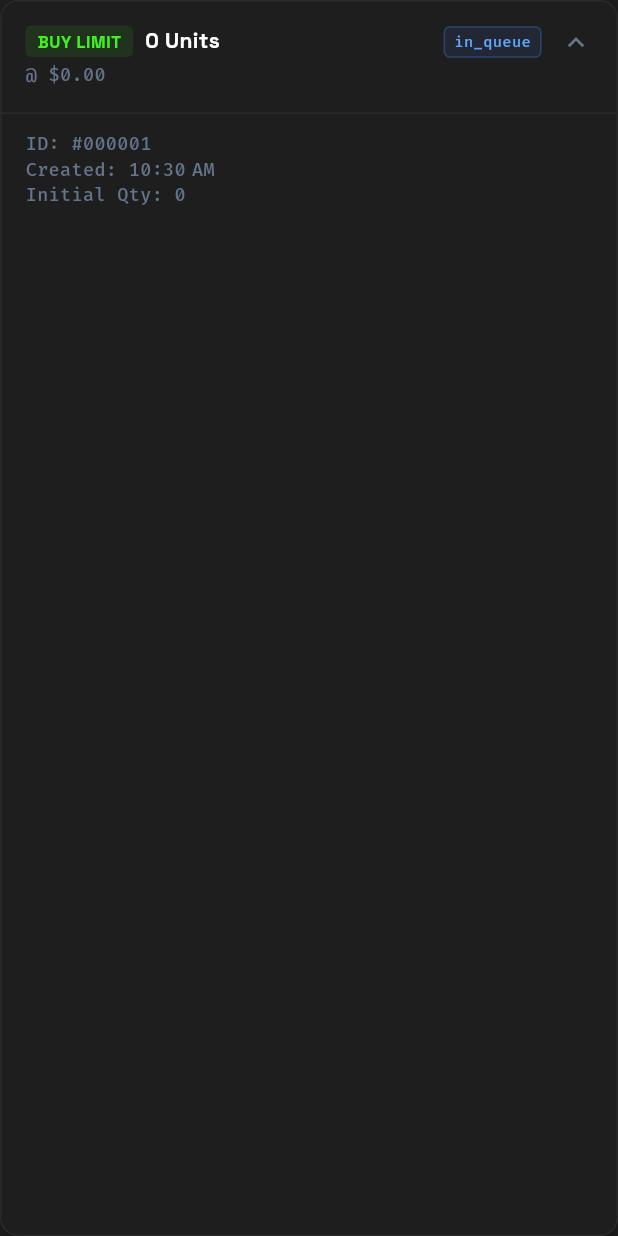
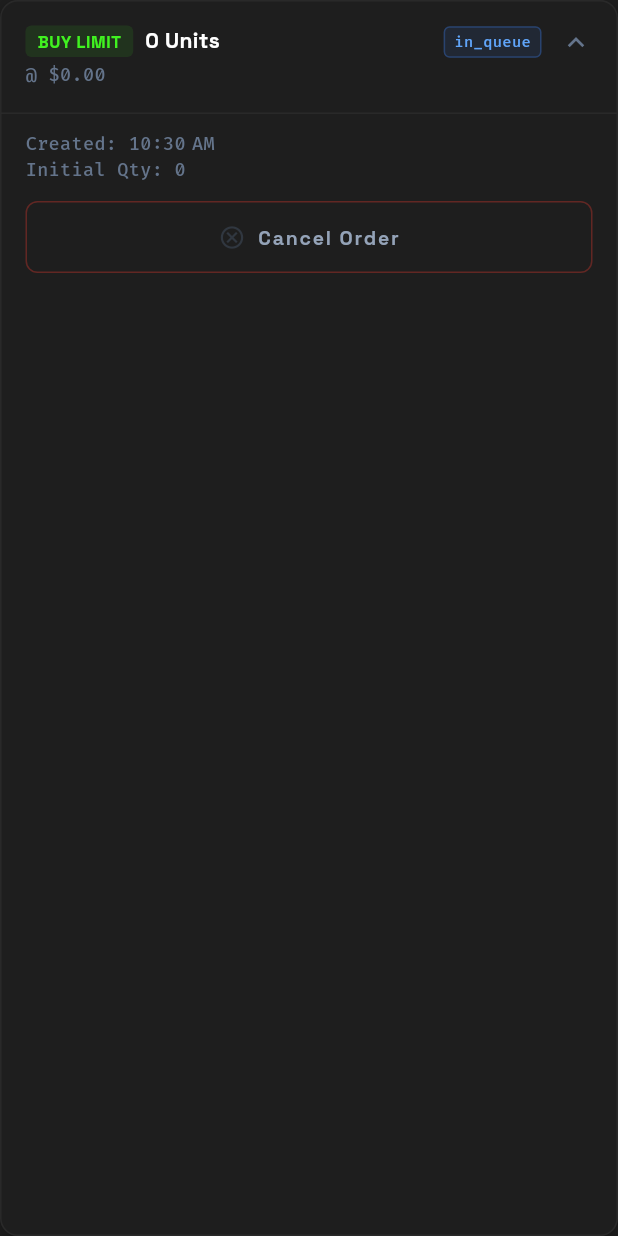
Before and after one commit to Tanmay-Johri/uncertain-envelopes-2, a Flutter app: the _ActiveOrderCard widget shown alone on an empty page, opened directly with empty values, after a tap on an icon or button, on a phone screen of 412 x 824 dp. Run offline on Flutter 3.47's test engine with Material 3 defaults, Android fonts, the phone set to English and light mode, and no system bars; our stand-ins replace fl_chart, go_router.

Commit message:
fix(trading): active order cancel layout — full width, padded, always visible
- Drop order ID from expanded details (per product).
- Show Cancel Order for every order; onPressed only when resting (disabled otherwise).
- Stack details then button; widen button with xl/md padding and 48px min height.
- Tests: both cancel keys when expanded; non-resting tap skips dialog.

Made-with: Cursor

```diff
--- a/lib/ui/widgets/active_orders_widget.dart
+++ b/lib/ui/widgets/active_orders_widget.dart
@@ -41,19 +41,6 @@ String _statusChipText(PersonalOrderStatus s) {
     PersonalOrderStatus.filled => 'filled',
     PersonalOrderStatus.cancelled => 'cancelled',
   };
-}
-
-/// Short stable **#** id for the **ID:** row (mock).
-String _displayIdSuffix(String id) {
-  final digits = RegExp(r'\d+')
-      .allMatches(id)
-      .map((m) => m.group(0)!)
-      .join();
-  if (digits.length >= 6) {
-    return digits.substring(digits.length - 6);
-  }
-  final n = id.hashCode.abs() % 1000000;
-  return n.toString().padLeft(6, '0');
 }
 
 /// Active orders — layout from `admin_game_trading_dashboard_7/code.html`.
@@ -163,7 +150,7 @@ class _ActiveOrderCardState extends State<_ActiveOrderCard> {
     final priceSuffix = o.orderType == PersonalOrderType.market
         ? 'Market'
         : _usd2.format(o.limitPrice ?? 0);
-    final canCancel = personalOrderCanCancel(o.status);
+    final canCancelAction = personalOrderCanCancel(o.status);
 
     return Container(
       key: ValueKey('active-order-${o.id}'),
@@ -308,12 +295,10 @@ class _ActiveOrderCardState extends State<_ActiveOrderCard> {
                 AppSpacing.lg,
                 AppSpacing.lg,
               ),
-              child: Row(
-                crossAxisAlignment: CrossAxisAlignment.start,
+              child: Column(
+                crossAxisAlignment: CrossAxisAlignment.stretch,
                 children: [
-                  Expanded(
-                    child: Text(
-                      'ID: #${_displayIdSuffix(o.id)}\n'
+                  Text(
                     'Created: ${o.createdAt != null ? _createdFmt.format(o.createdAt!.toLocal()) : '—'}\n'
                     'Initial Qty: ${o.quantity}',
                     style: AppTypography.monoSmall.copyWith(
@@ -322,12 +307,13 @@ class _ActiveOrderCardState extends State<_ActiveOrderCard> {
                       color: AppColors.textTertiary,
                     ),
                   ),
-                  ),
-                  if (canCancel) ...[
-                    const SizedBox(width: AppSpacing.md),
-                    OutlinedButton.icon(
+                  const SizedBox(height: AppSpacing.md),
+                  SizedBox(
+                    width: double.infinity,
+                    child: OutlinedButton.icon(
                       key: ValueKey('active-order-cancel-${o.id}'),
-                      onPressed: () async {
+                      onPressed: canCancelAction
+                          ? () async {
                               final ok = await ConfirmationDialog.show(
                                 context,
                                 title: 'Cancel order?',
@@ -340,34 +326,31 @@ class _ActiveOrderCardState extends State<_ActiveOrderCard> {
                               if (ok == true && context.mounted) {
                                 widget.onCancel(o.id);
                               }
-                      },
+                            }
+                          : null,
                       style: OutlinedButton.styleFrom(
                         foregroundColor: AppColors.secondary,
+                        disabledForegroundColor:
+                            AppColors.textDisabled.withValues(alpha: 0.45),
                         side: BorderSide(
                           color: AppColors.secondary.withValues(alpha: 0.3),
                         ),
                         padding: const EdgeInsets.symmetric(
-                          horizontal: 12,
-                          vertical: 10,
+                          horizontal: AppSpacing.xl,
+                          vertical: AppSpacing.md,
                         ),
-                        minimumSize: Size.zero,
-                        tapTargetSize: MaterialTapTargetSize.shrinkWrap,
+                        minimumSize: const Size.fromHeight(48),
                       ),
-                      icon: Icon(
-                        Icons.cancel_outlined,
-                        size: 16,
-                        color: AppColors.secondary,
-                      ),
+                      icon: const Icon(Icons.cancel_outlined, size: 18),
                       label: Text(
                         'Cancel Order',
                         style: AppTypography.bodySmall.copyWith(
-                          fontSize: 12,
+                          fontSize: 13,
                           fontWeight: FontWeight.w700,
-                          color: AppColors.secondary,
                         ),
                       ),
                     ),
-                  ],
+                  ),
                 ],
               ),
             ),
```
Also changed, not shown: 1 other file. Lines whose indentation alone changed are shown as unchanged.
